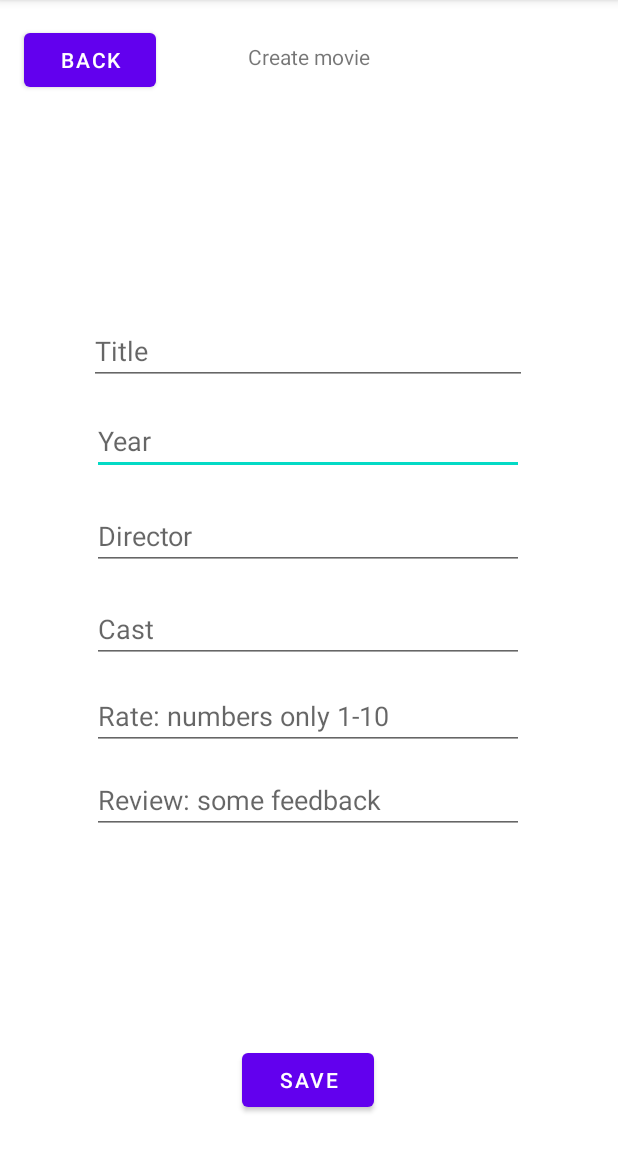
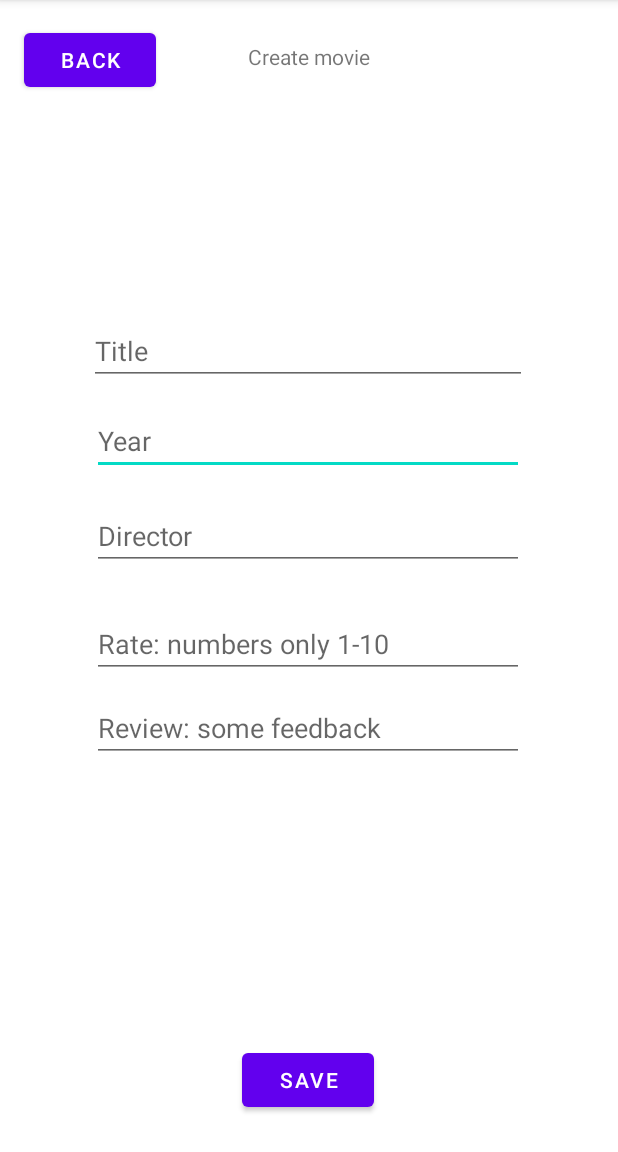
Before and after one commit to komolbek/Movies-android-application, an Android app: the CreateMovie screen opened directly, with no data from a screen before it, on a phone screen of 412 x 824 dp, the part 84-1236 px from its top. Run offline under Robolectric (Android 15) with nearby library versions, the phone set to English and light mode, and no system bars.

Commit message:
implemented data read from sqllite and display to listView.

```diff
--- a/app/src/main/res/layout/activity_create_movie.xml
+++ b/app/src/main/res/layout/activity_create_movie.xml
@@ -40,31 +40,16 @@
         android:id="@+id/createMovieRateText"
         android:layout_width="288dp"
         android:layout_height="40dp"
+        android:layout_marginBottom="284dp"
+        android:autofillHints=""
         android:ems="10"
         android:hint="@string/rate_numbers_only_1_10"
-        android:inputType="textPersonName"
-        app:layout_constraintBottom_toBottomOf="parent"
-        app:layout_constraintEnd_toEndOf="@+id/createMovieCastText"
-        app:layout_constraintHorizontal_bias="0.0"
-        app:layout_constraintStart_toStartOf="@+id/createMovieCastText"
-        app:layout_constraintTop_toBottomOf="@+id/createMovieCastText"
-        app:layout_constraintVertical_bias="0.064"
-        android:autofillHints="" />
-
-    <EditText
-        android:id="@+id/createMovieCastText"
-        android:layout_width="288dp"
-        android:layout_height="40dp"
-        android:ems="10"
-        android:hint="@string/cast"
         android:inputType="textPersonName"
         app:layout_constraintBottom_toBottomOf="parent"
         app:layout_constraintEnd_toEndOf="@+id/createMovieDirectorText"
         app:layout_constraintHorizontal_bias="0.0"
         app:layout_constraintStart_toStartOf="@+id/createMovieDirectorText"
-        app:layout_constraintTop_toBottomOf="@+id/createMovieDirectorText"
-        app:layout_constraintVertical_bias="0.064"
-        android:autofillHints="" />
+        app:layout_constraintTop_toBottomOf="@+id/createMovieDirectorText" />
 
     <TextView
         android:id="@+id/textView"
@@ -126,7 +111,7 @@
         android:layout_marginStart="16dp"
         android:layout_marginLeft="16dp"
         android:layout_marginTop="16dp"
-        android:text="Back"
+        android:text="@string/back"
         app:layout_constraintStart_toStartOf="parent"
         app:layout_constraintTop_toTopOf="parent" />
 </androidx.constraintlayout.widget.ConstraintLayout>
--- a/app/src/main/res/layout/activity_display_movies.xml
+++ b/app/src/main/res/layout/activity_display_movies.xml
@@ -7,8 +7,9 @@
     tools:context=".DisplayMovies">
 
     <ListView
+        android:id="@+id/displayMoviesListView"
         android:layout_width="match_parent"
         android:layout_height="match_parent"
-        tools:layout_editor_absoluteX="4dp"
-        tools:layout_editor_absoluteY="4dp" />
+        tools:layout_editor_absoluteX="0dp"
+        tools:layout_editor_absoluteY="0dp" />
 </androidx.constraintlayout.widget.ConstraintLayout>
--- a/app/src/main/res/values/strings.xml
+++ b/app/src/main/res/values/strings.xml
@@ -14,4 +14,5 @@
     <string name="rate_numbers_only_1_10">Rate: numbers only 1-10</string>
     <string name="review_some_feedback">Review: some feedback</string>
     <string name="save">Save</string>
+    <string name="back">Back</string>
 </resources>
```
Also changed, not shown: app/src/main/java/com/example/kimovies/CreateMovie.java (+8 -10 lines), app/src/main/java/com/example/kimovies/DisplayMovies.java (+27 -1 lines), app/src/main/java/com/example/kimovies/StorageManager.java (+13 -10 lines).
